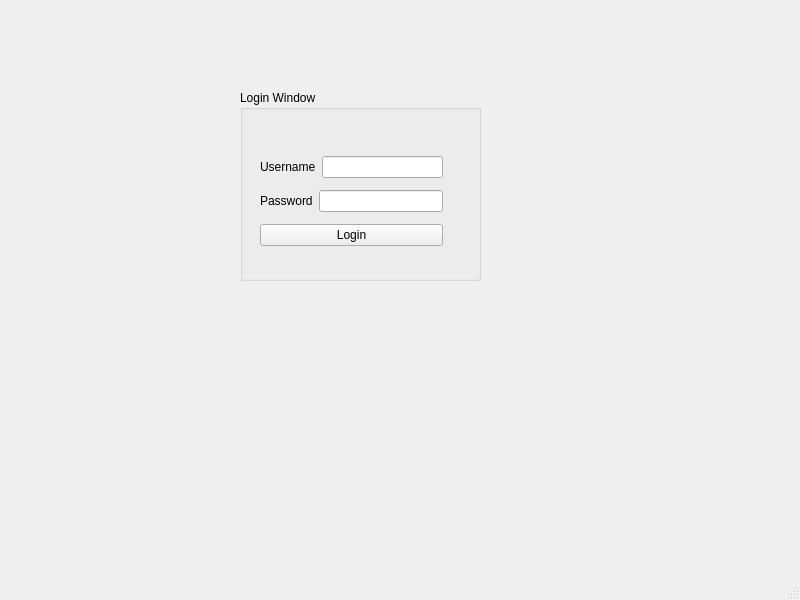
First picture: the form in 2DGraphicsModeler/mainwindow.ui, repository hoonman/qties, before the edit.
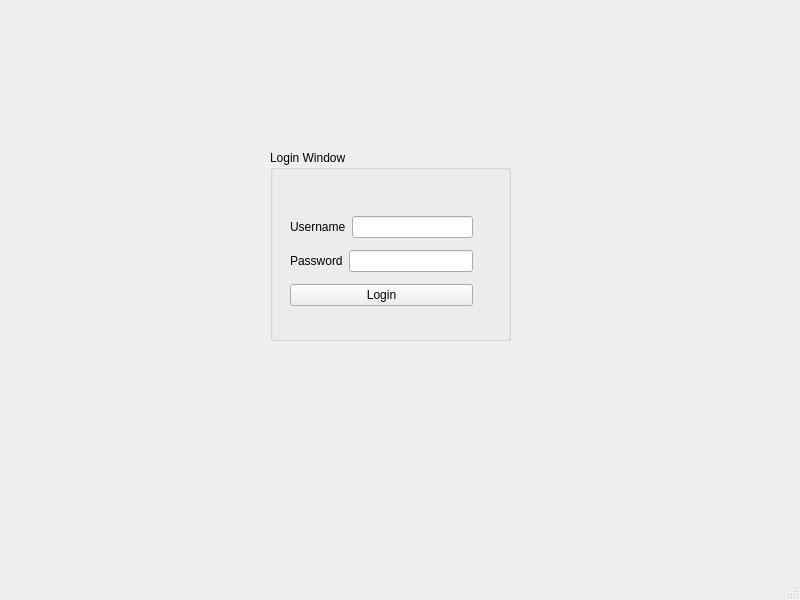
Second picture: the form after the edit.

What changed in the file:
```diff
--- a/2DGraphicsModeler/mainwindow.ui
+++ b/2DGraphicsModeler/mainwindow.ui
@@ -17,8 +17,8 @@
    <widget class="QGroupBox" name="groupBox">
     <property name="geometry">
      <rect>
-      <x>240</x>
-      <y>90</y>
+      <x>270</x>
+      <y>150</y>
       <width>241</width>
       <height>191</height>
      </rect>
```
Left out of the diff: 2 changed lines with no effect on the pictures.
